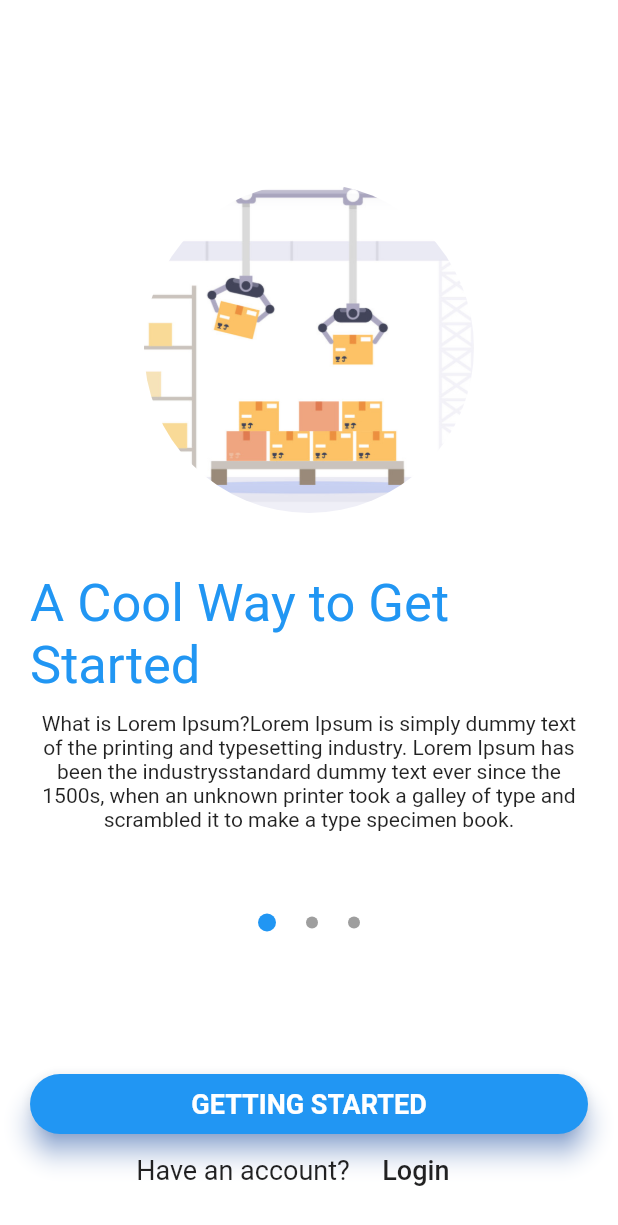
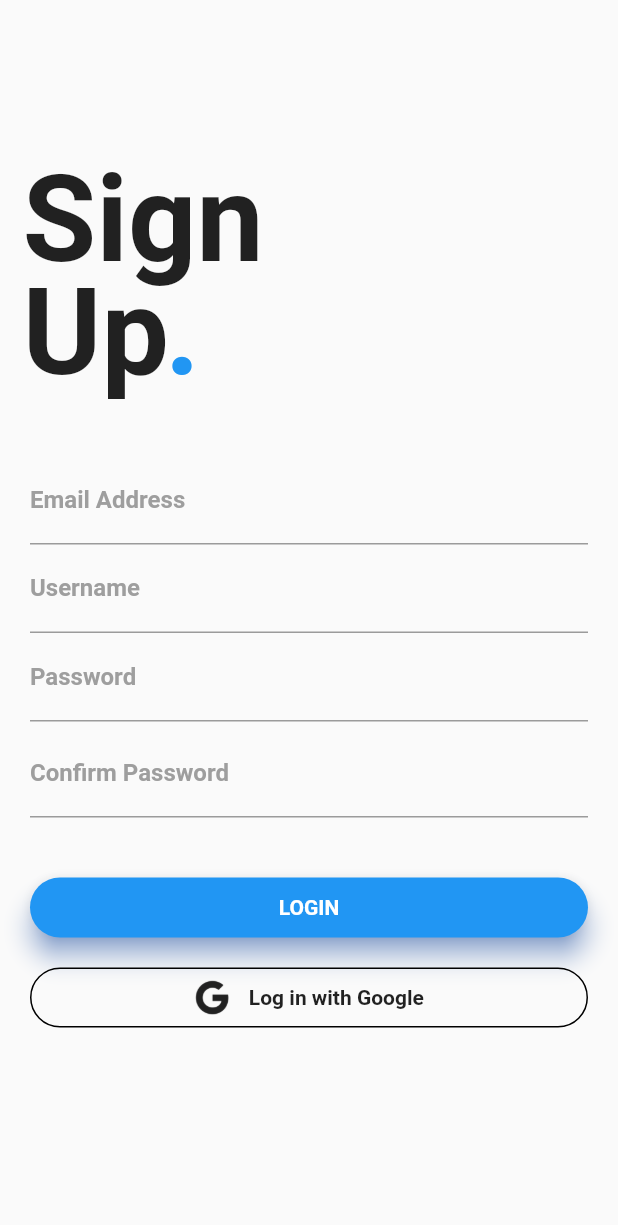
Before and after one commit to jsifuen711/airiez_etron_1, a Flutter app: the screen it shows after launch, after a tap on "GETTING STARTED", on a phone screen of 412 x 824 dp. Shown: the top 1225 px of the screen. Run offline on Flutter 3.47's test engine with Material 2 defaults, Android fonts, the phone set to English and light mode, and no system bars; Roboto replaces fonts that are missing (Monserrat).

Commit message:
added sign up screen and routes for screen navigation

```diff
--- a/lib/main.dart
+++ b/lib/main.dart
@@ -3,6 +3,7 @@ import 'package:flutter/material.dart';
 // my added imports
 import './screens/getting_started_screen.dart';
 import './screens/login_screen.dart';
+import './screens/signup_screen.dart';
 
 void main() => runApp(MyApp());
 
@@ -26,6 +27,7 @@ class MyApp extends StatelessWidget {
 //
       routes: {
         LoginScreen.routeName: (ctx) => LoginScreen(),
+        SignupScreen.routeName: (ctx) => SignupScreen(),
       },
     );
   }
--- a/lib/screens/getting_started_screen.dart
+++ b/lib/screens/getting_started_screen.dart
@@ -5,6 +5,7 @@ import '../model/slide.dart';
 import '../widgets/slide_item.dart';
 import '../widgets/slide_dots.dart';
 import '../screens/login_screen.dart';
+import '../screens/signup_screen.dart';
 
 // added a stateless widget and body & child with center screen
 // converted widget to stateful
@@ -130,7 +131,11 @@ class _GettingStartedScreenState extends State<GettingStartedScreen> {
                       color: Colors.blue,
                       elevation: 7.0,
                       child: GestureDetector(
-                        onTap: () {},
+                        onTap: () {
+//  THIS CODE IS FOR ROUTING, DON'T FORGET TO IMPORT THE PATHWAY
+                          Navigator.of(context)
+                              .pushNamed(SignupScreen.routeName);
+                        },
                         child: Center(
                           child: Text(
                             'GETTING STARTED',
--- a/lib/screens/signup.dart
+++ b/lib/screens/signup_screen.dart
@@ -1,8 +1,7 @@
-import 'package:flutter/cupertino.dart';
 import 'package:flutter/material.dart';
 
-class LoginScreen extends StatelessWidget {
-  static const routeName = '/login';
+class SignupScreen extends StatelessWidget {
+  static const routeName = '/signup';
 
   @override
   Widget build(BuildContext context) {
@@ -17,7 +16,7 @@ class LoginScreen extends StatelessWidget {
                   Container(
                     padding: EdgeInsets.fromLTRB(15.0, 100.0, 0.0, 0.0),
                     child: Text(
-                      'Welcome To',
+                      'Sign',
                       style: TextStyle(
                           fontSize: 80.0, fontWeight: FontWeight.bold),
                     ),
@@ -25,13 +24,13 @@ class LoginScreen extends StatelessWidget {
                   Container(
                     padding: EdgeInsets.fromLTRB(15.0, 175.0, 0.0, 0.0),
                     child: Text(
-                      'Airiez',
+                      'Up',
                       style: TextStyle(
                           fontSize: 80.0, fontWeight: FontWeight.bold),
                     ),
                   ),
                   Container(
-                    padding: EdgeInsets.fromLTRB(225.0, 175.0, 0.0, 0.0),
+                    padding: EdgeInsets.fromLTRB(110.0, 175.0, 0.0, 0.0),
                     child: Text(
                       '.',
                       style: TextStyle(
@@ -49,7 +48,29 @@ class LoginScreen extends StatelessWidget {
                 children: <Widget>[
                   TextField(
                     decoration: InputDecoration(
-                        labelText: 'EMAIL',
+                        labelText: 'Email Address',
+                        labelStyle: TextStyle(
+                            fontFamily: 'Monserrat',
+                            fontWeight: FontWeight.bold,
+                            color: Colors.grey),
+                        focusedBorder: UnderlineInputBorder(
+                          borderSide: BorderSide(color: Colors.blue),
+                        )),
+                  ),
+                  TextField(
+                    decoration: InputDecoration(
+                        labelText: 'Username',
+                        labelStyle: TextStyle(
+                            fontFamily: 'Monserrat',
+                            fontWeight: FontWeight.bold,
+                            color: Colors.grey),
+                        focusedBorder: UnderlineInputBorder(
+                          borderSide: BorderSide(color: Colors.blue),
+                        )),
+                  ),
+                  TextField(
+                    decoration: InputDecoration(
+                        labelText: 'Password',
                         labelStyle: TextStyle(
                             fontFamily: 'Monserrat',
                             fontWeight: FontWeight.bold,
@@ -61,7 +82,7 @@ class LoginScreen extends StatelessWidget {
                   SizedBox(height: 5.0),
                   TextField(
                     decoration: InputDecoration(
-                        labelText: 'PASSWORD',
+                        labelText: 'Confirm Password',
                         labelStyle: TextStyle(
                             fontFamily: 'Monserrat',
                             fontWeight: FontWeight.bold,
@@ -70,21 +91,6 @@ class LoginScreen extends StatelessWidget {
                           borderSide: BorderSide(color: Colors.blue),
                         )),
                     obscureText: true,
-                  ),
-                  SizedBox(height: 5.0),
-                  Container(
-                    alignment: Alignment(1.0, 0.0),
-                    padding: EdgeInsets.only(top: 15.0, left: 20.0),
-                    child: InkWell(
-                      child: Text(
-                        'Forgot Password',
-                        style: TextStyle(
-                            color: Colors.blue,
-                            fontWeight: FontWeight.bold,
-                            fontFamily: 'Monserrat',
-                            decoration: TextDecoration.underline),
-                      ),
-                    ),
                   ),
                   SizedBox(height: 40.0),
                   Container(
@@ -143,28 +149,6 @@ class LoginScreen extends StatelessWidget {
                 ],
               ),
             ),
-            SizedBox(height: 15.0),
-            Row(
-              mainAxisAlignment: MainAxisAlignment.center,
-              children: <Widget>[
-                Text(
-                  'New to Airiez ?',
-                  style: TextStyle(fontFamily: 'Monserrat'),
-                ),
-                SizedBox(width: 5.0),
-                InkWell(
-                  onTap: () {},
-                  child: Text(
-                    'Register',
-                    style: TextStyle(
-                        color: Colors.blue,
-                        fontFamily: 'Monserrat',
-                        fontWeight: FontWeight.bold,
-                        decoration: TextDecoration.underline),
-                  ),
-                )
-              ],
-            )
           ],
         ));
   }
```
Also changed, not shown: lib/screens/login_screen.dart (+2 -5 lines).
